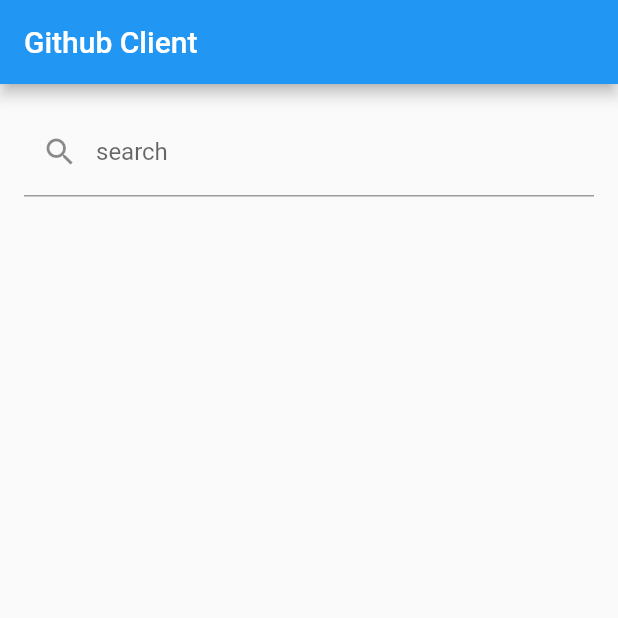
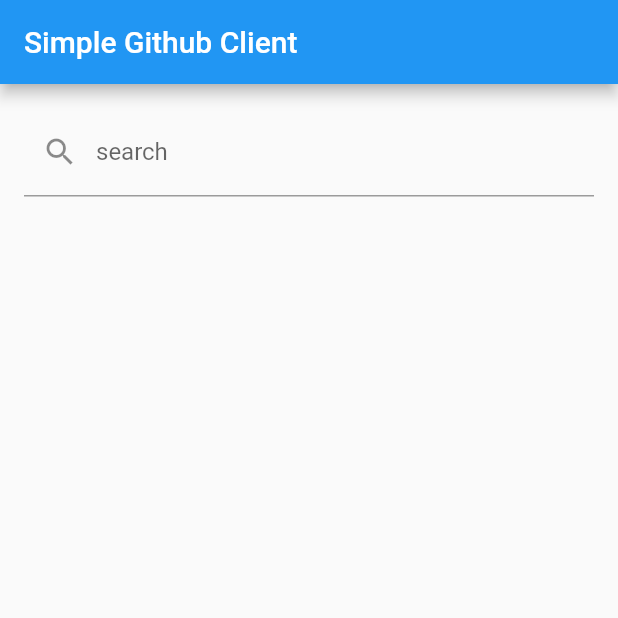
Before and after one commit to laOLIVAesVERDE/fluttergithubclient, a Flutter app: the screen it shows after launch, on a phone screen of 412 x 824 dp, the top half of it. Run offline on Flutter 3.47's test engine with Material 2 defaults, Android fonts, the phone set to English and light mode, and no system bars.

Commit message:
Update main.dart

```diff
--- a/lib/main.dart
+++ b/lib/main.dart
@@ -32,7 +32,7 @@ class _SearchGithubRepositoryState extends State<SearchGithubRepository> {
   Widget build(BuildContext context) {
     return Scaffold(
       appBar: AppBar(
-        title: const Text("Github Client"),
+        title: const Text("Simple Github Client"),
       ),
       body: Column(
         children: [
```
